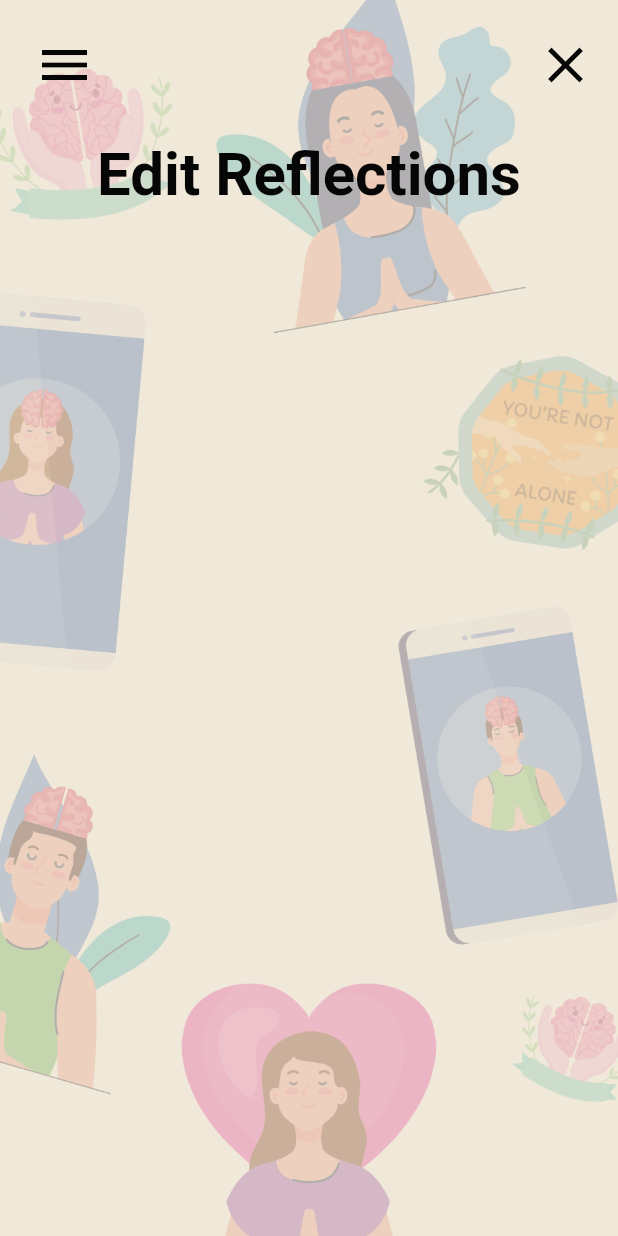
After one commit to farahramzy/inmy_head, a Flutter app: the EditReflection screen opened by its route, on a phone screen of 412 x 824 dp. The commit adds this screen. Run offline on Flutter 3.47's test engine with Material 2 defaults, Android fonts, the phone set to English and light mode, and no system bars; our stand-ins replace cloud_firestore, firebase_auth, firebase_core, firebase_storage, flutter_riverpod, image_picker and 1 more; accounts and stored records are empty.

Commit message:
view reflection admin side

```diff
--- /dev/null
+++ b/lib/data/repositories/reflection_questions_provider.dart
@@ -0,0 +1,9 @@
+import 'package:flutter_riverpod/flutter_riverpod.dart';
+import '../../model/reflection_questions_model.dart';
+
+Stream reflectionQuestions = ReflectionQuestions().getReflectionQuestions();
+final reflectionQuestionsProviderRepository =
+    StateProvider<Stream>((ref) => reflectionQuestions);
+
+final reflectionQuestionsProvider =
+    StreamProvider(((ref) => ref.watch(reflectionQuestionsProviderRepository)));
--- /dev/null
+++ b/lib/screens/edit_reflect.dart
@@ -0,0 +1,143 @@
+import 'package:flutter/material.dart';
+import 'package:flutter_riverpod/flutter_riverpod.dart';
+import '../constants/constants.dart';
+import '../data/reflection_data.dart';
+import '../data/repositories/reflection_questions_provider.dart';
+
+class EditReflection extends StatefulWidget {
+  const EditReflection({super.key});
+
+  @override
+  State<EditReflection> createState() => _EditReflectionState();
+}
+
+class _EditReflectionState extends State<EditReflection> {
+  final Reflectionata reflectionData = Reflectionata();
+
+  @override
+  Widget build(BuildContext context) {
+    return Scaffold(
+      resizeToAvoidBottomInset: false,
+      body: SafeArea(
+        child: Container(
+          decoration: const BoxDecoration(
+            image: DecorationImage(
+                image: AssetImage("images/3.png"), fit: BoxFit.cover),
+          ),
+          child: Form(
+            child: Column(
+              children: [
+                Padding(
+                  padding: const EdgeInsets.all(15.0),
+                  child: Row(
+                    mainAxisAlignment: MainAxisAlignment.spaceBetween,
+                    children: [
+                      IconButton(
+                        onPressed: () {
+                          //_globalKey.currentState?.openDrawer();
+                        },
+                        icon: const Icon(Icons.menu, size: FontSize.s40),
+                        color: ColorManager.black,
+                      ),
+                      IconButton(
+                        onPressed: () {
+                          Navigator.pushNamed(context, 'welcome');
+                        },
+                        icon: const Icon(Icons.close_sharp, size: FontSize.s40),
+                        color: ColorManager.black,
+                      ),
+                    ],
+                  ),
+                ),
+                Padding(
+                  padding: const EdgeInsets.only(top: 15, bottom: 15),
+                  child: Text(
+                    'Edit Reflections',
+                    style: TextStyle(
+                        color: ColorManager.black,
+                        fontSize: FontSize.s40,
+                        fontWeight: FontWeightManager.bold),
+                  ),
+                ),
+                const SizedBox(height: 10.0),
+                Consumer(
+                  builder: (_, ref, __) {
+                    return ref.watch(reflectionQuestionsProvider).when(
+                      data: (value) {
+                        return SizedBox(
+                          height: 460,
+                          child: ListView.builder(
+                              physics: const BouncingScrollPhysics(),
+                              scrollDirection: Axis.vertical,
+                              shrinkWrap: true,
+                              itemCount: value.docs.length,
+                              itemBuilder: (context, index) {
+                                return Column(
+                                  children: [
+                                    Padding(
+                                      padding: const EdgeInsets.symmetric(
+                                          vertical: 8.0),
+                                      child: SizedBox(
+                                        height: 100,
+                                        child: Container(
+                                          width: 400,
+                                          decoration: BoxDecoration(
+                                            borderRadius:
+                                                BorderRadius.circular(35.0),
+                                            color: const Color.fromARGB(
+                                                255, 176, 155, 203),
+                                          ),
+                                          child: Padding(
+                                            padding: const EdgeInsets.symmetric(
+                                                vertical: 8.0,
+                                                horizontal: 10.0),
+                                            child: TextFormField(
+                                              maxLines: 2,
+                                              initialValue:
+                                                  value.docs[index].get('text'),
+                                              decoration: InputDecoration(
+                                                hintText:
+                                                    'Enter your reflection',
+                                                hintStyle: TextStyle(
+                                                    color: ColorManager.black,
+                                                    fontSize: FontSize.s20,
+                                                    fontWeight:
+                                                        FontWeightManager
+                                                            .bold2),
+                                              ),
+                                              style: TextStyle(
+                                                  color: ColorManager.black,
+                                                  fontSize: FontSize.s20,
+                                                  fontWeight:
+                                                      FontWeightManager.bold2),
+                                              // onChanged: (value) {
+                                              //   // reflectionData.reflection = value;
+                                              // },
+                                            ),
+                                          ),
+                                        ),
+                                      ),
+                                    ),
+                                  ],
+                                );
+                              }),
+                          //SAVE BUTTON
+                        );
+                      },
+                      error: (Object error, StackTrace err) {
+                        return const Text("Error loading your questions");
+                      },
+                      loading: () {
+                        return const Center(child: CircularProgressIndicator());
+                      },
+                    );
+                  },
+                )
+              ],
+            ),
+          ),
+        ),
+      ),
+    );
+  }
+}
--- a/lib/screens/reflections.dart
+++ b/lib/screens/reflections.dart
@@ -82,7 +82,9 @@ class _ReflectionsState extends State<Reflections> {
                   ),
                 ),
                 const SizedBox(height: 60.0),
-                add_reflection_listview(controllerList: controllerList, reflectionData: reflectionData),
+                AddReflectionListView(
+                    controllerList: controllerList,
+                    reflectionData: reflectionData),
                 SizedBox(
                   height: 40, //height of button
                   width: 100, //width of button
```
Also changed, not shown: lib/model/reflection_questions_model.dart (added, +23 -0 lines), lib/widgets/add_reflection_listview.dart (+7 -12 lines).
